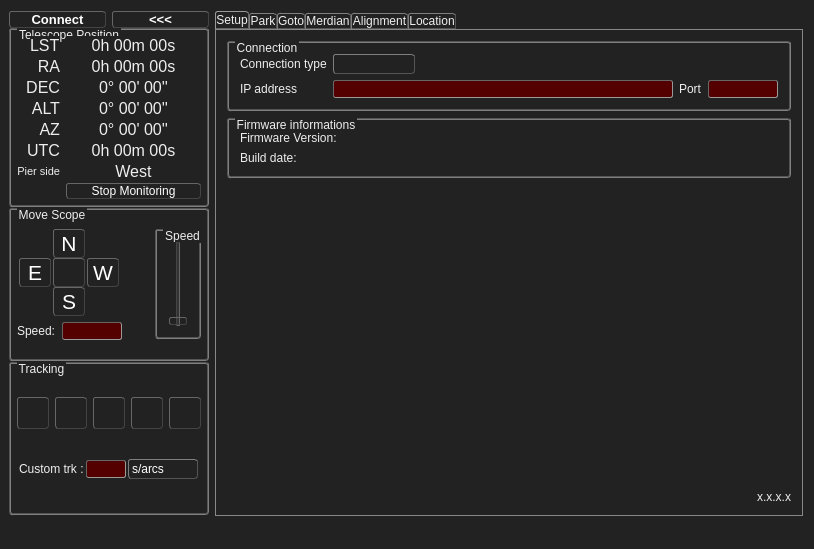
ZeSly/ZeGotoControlCenter, file ZeGotoControlCenter/zegotocontrolcenter.ui: the form before one commit.
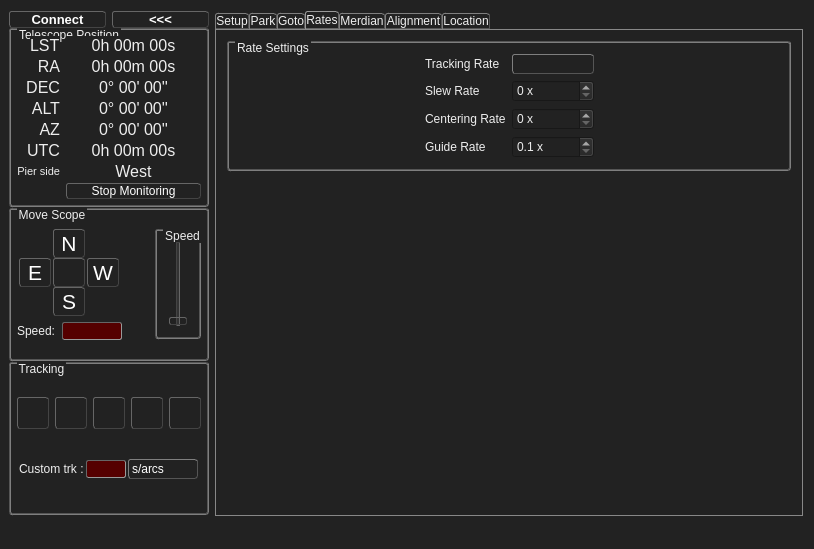
The form after the commit. The open tabs and pages were chosen to show the change. Icons and pictures are not drawn.

Commit message: Rates tab : getting slew, centering and guide rate

Diff of the .ui file:
```diff
--- a/ZeGotoControlCenter/zegotocontrolcenter.ui
+++ b/ZeGotoControlCenter/zegotocontrolcenter.ui
@@ -2731,6 +2731,125 @@
         <string>Goto</string>
        </attribute>
       </widget>
+      <widget class="QWidget" name="tabRates">
+       <attribute name="title">
+        <string>Rates</string>
+       </attribute>
+       <layout class="QVBoxLayout" name="verticalLayout_15">
+        <item>
+         <widget class="QGroupBox" name="groupBox_RatesSettings">
+          <property name="title">
+           <string>Rate Settings</string>
+          </property>
+          <layout class="QGridLayout" name="gridLayout_3">
+           <item row="1" column="1">
+            <widget class="QLabel" name="label_TrackingRate">
+             <property name="text">
+              <string>Tracking Rate</string>
+             </property>
+            </widget>
+           </item>
+           <item row="1" column="2">
+            <widget class="QComboBox" name="comboBox"/>
+           </item>
+           <item row="2" column="2">
+            <widget class="QSpinBox" name="spinBox_SlewRate">
+             <property name="suffix">
+              <string> x</string>
+             </property>
+            </widget>
+           </item>
+           <item row="2" column="1">
+            <widget class="QLabel" name="label_SlewRate">
+             <property name="text">
+              <string>Slew Rate</string>
+             </property>
+            </widget>
+           </item>
+           <item row="3" column="2">
+            <widget class="QSpinBox" name="spinBox_CenteringRate">
+             <property name="suffix">
+              <string> x</string>
+             </property>
+            </widget>
+           </item>
+           <item row="3" column="1">
+            <widget class="QLabel" name="label_CenteringRate">
+             <property name="text">
+              <string>Centering Rate</string>
+             </property>
+            </widget>
+           </item>
+           <item row="4" column="1">
+            <widget class="QLabel" name="label_GuideRate">
+             <property name="text">
+              <string>Guide Rate</string>
+             </property>
+            </widget>
+           </item>
+           <item row="1" column="3">
+            <spacer name="horizontalSpacer_3">
+             <property name="orientation">
+              <enum>Qt::Horizontal</enum>
+             </property>
+             <property name="sizeHint" stdset="0">
+              <size>
+               <width>40</width>
+               <height>20</height>
+              </size>
+             </property>
+            </spacer>
+           </item>
+           <item row="4" column="2">
+            <widget class="QDoubleSpinBox" name="doubleSpinBox_GuideRate">
+             <property name="suffix">
+              <string> x</string>
+             </property>
+             <property name="decimals">
+              <number>1</number>
+             </property>
+             <property name="minimum">
+              <double>0.100000000000000</double>
+             </property>
+             <property name="maximum">
+              <double>1.000000000000000</double>
+             </property>
+             <property name="singleStep">
+              <double>0.100000000000000</double>
+             </property>
+            </widget>
+           </item>
+           <item row="1" column="0">
+            <spacer name="horizontalSpacer_4">
+             <property name="orientation">
+              <enum>Qt::Horizontal</enum>
+             </property>
+             <property name="sizeHint" stdset="0">
+              <size>
+               <width>40</width>
+               <height>20</height>
+              </size>
+             </property>
+            </spacer>
+           </item>
+          </layout>
+         </widget>
+        </item>
+        <item>
+         <spacer name="verticalSpacer_5">
+          <property name="orientation">
+           <enum>Qt::Vertical</enum>
+          </property>
+          <property name="sizeHint" stdset="0">
+           <size>
+            <width>20</width>
+            <height>40</height>
+           </size>
+          </property>
+         </spacer>
+        </item>
+       </layout>
+      </widget>
       <widget class="QWidget" name="tabMeridian">
        <attribute name="title">
         <string>Merdian</string>
```
The commit also changes 1 other file.
